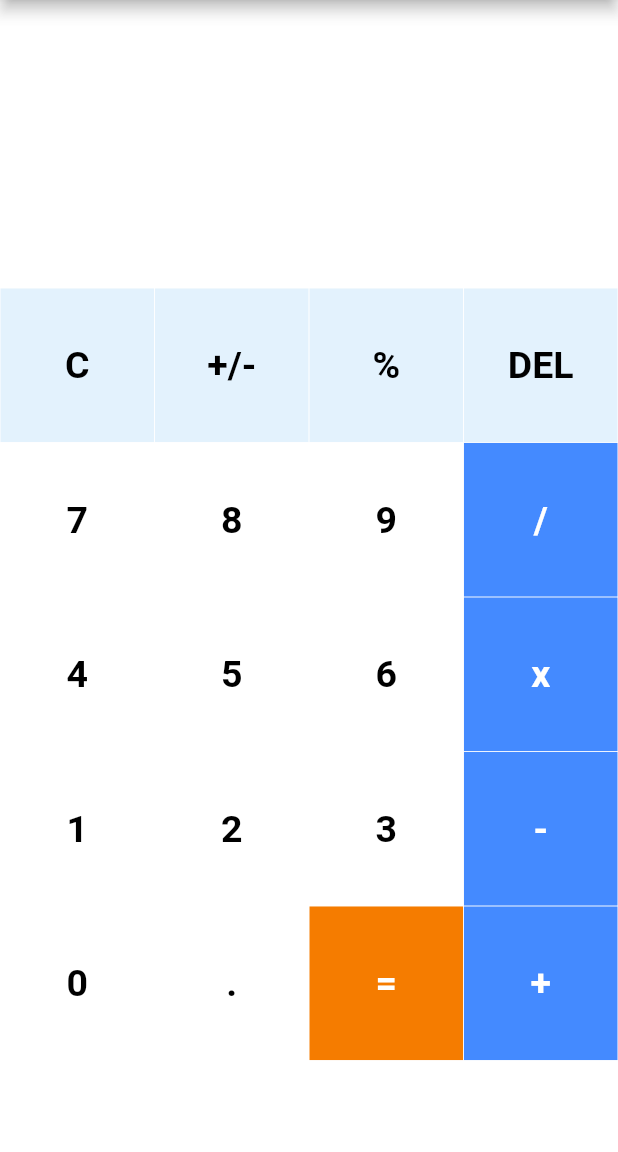
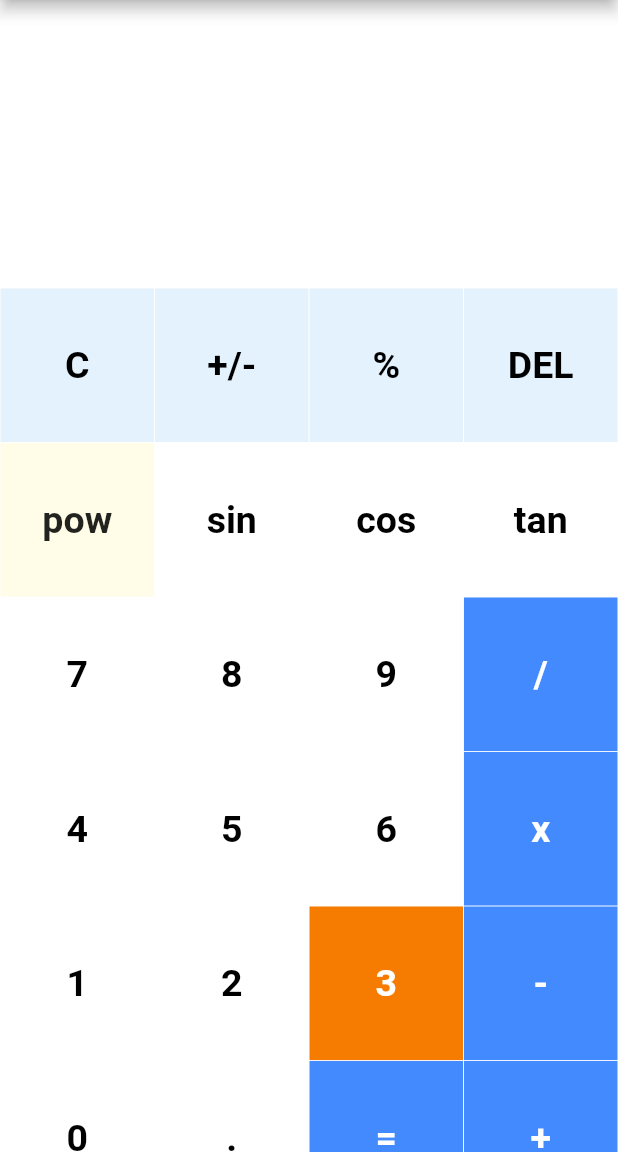
Before and after one commit to naolgithub/calculator_using_flutter, a Flutter app: the screen it shows after launch, on a phone screen of 412 x 824 dp, the part 84-1236 px from its top. Run offline on Flutter 3.47's test engine with Material 2 defaults, Android fonts, the phone set to English and light mode, and no system bars; our stand-ins replace math_expressions.

Commit message:
Power Button function is added

```diff
--- a/lib/button_list.dart
+++ b/lib/button_list.dart
@@ -4,6 +4,10 @@ final List<String> buttons = [
   '+/-',
   '%',
   'DEL',
+  'pow',
+  'sin',
+  'cos',
+  'tan',
   '7',
   '8',
   '9',
--- a/lib/main.dart
+++ b/lib/main.dart
@@ -3,6 +3,7 @@ import 'package:calculator_using_flutter/button_list.dart';
 import 'package:calculator_using_flutter/is_operator.dart';
 import 'package:flutter/material.dart';
 import 'package:math_expressions/math_expressions.dart';
+import 'dart:math';
 
 void main() {
   runApp(const CalculatorRootApp());
@@ -53,8 +54,7 @@ class _CalculatorPageState extends State<CalculatorPage> {
                     alignment: Alignment.centerRight,
                     child: Text(
                       userInput,
-                      style: const TextStyle(
-                        fontSize: 18, color: Colors.white),
+                      style: const TextStyle(fontSize: 18, color: Colors.white),
                     ),
                   ),
                   Container(
@@ -127,6 +127,34 @@ class _CalculatorPageState extends State<CalculatorPage> {
                       textColor: Colors.black,
                     );
                   }
+
+                  // Power Button function
+                  else if (index == 4) {
+                    return MyButton(
+                      buttontapped: () {
+                        setState(() {
+                          num findingNumber = num.parse(buttons[index]);
+
+                          if (findingNumber == 0 ||
+                              findingNumber == 1 ||
+                              findingNumber == 2 ||
+                              findingNumber == 3 ||
+                              findingNumber == 4 ||
+                              findingNumber == 5 ||
+                              findingNumber == 6 ||
+                              findingNumber == 7 ||
+                              findingNumber == 8 ||
+                              findingNumber == 9) {
+                            userInput += sin(findingNumber).toString();
+                          }
+                        });
+                      },
+                      buttonText: buttons[index],
+                      color: Colors.yellow[50],
+                      textColor: Colors.red[10],
+                    );
+                  }
+
                   // Equal to Button function
                   else if (index == 18) {
                     return MyButton(
```
